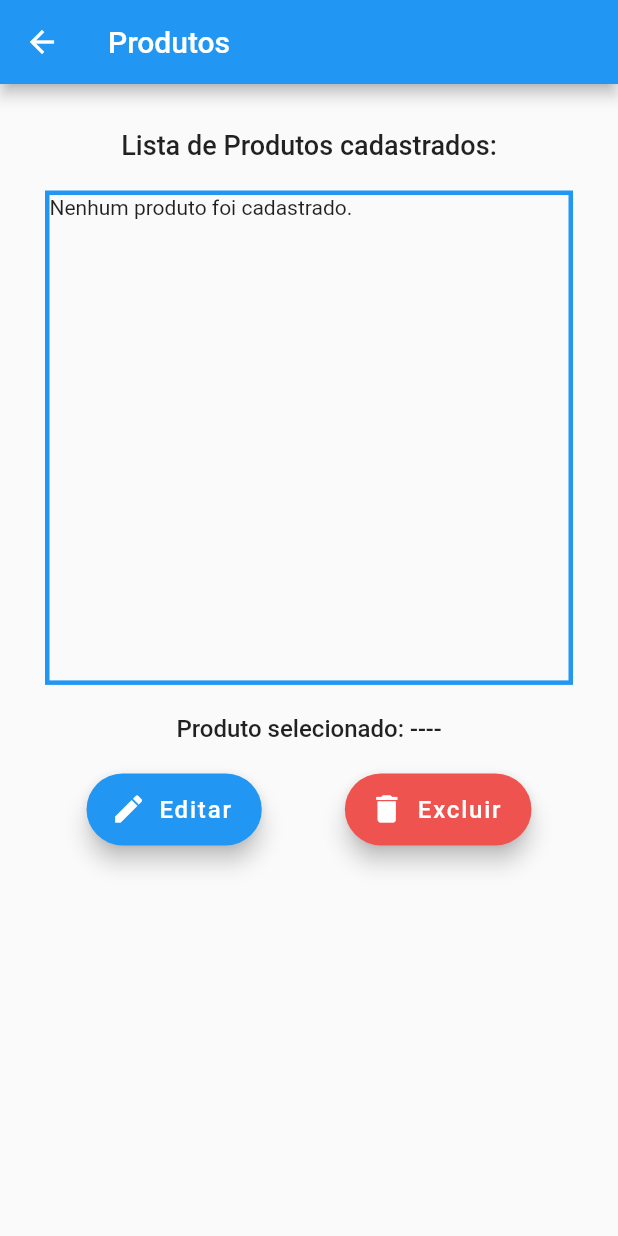
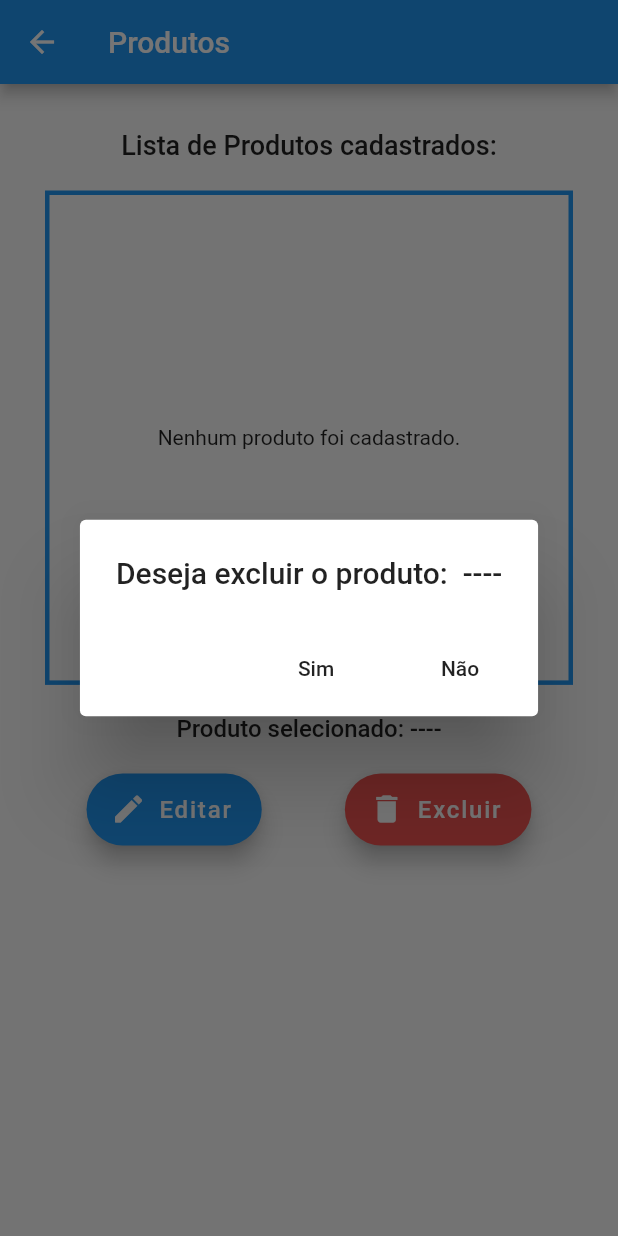
Before and after one commit to WelaineDantas/teste_flutter_api, a Flutter app: the ProdutosCadastrados screen opened by its route, after a tap on "Excluir", on a phone screen of 412 x 824 dp. Run offline on Flutter 3.47's test engine with Material 2 defaults, Android fonts, the phone set to English and light mode, and no system bars; our stand-ins replace cloud_firestore, firebase_core, flutter_spinkit; accounts and stored records are empty.

Commit message:
adicionando AlertDialog ao botao excluir

```diff
--- a/lib/pages/produtos_cadastrados.dart
+++ b/lib/pages/produtos_cadastrados.dart
@@ -78,7 +78,7 @@ class _ProdutosCadastradosState extends State<ProdutosCadastrados> {
                     switch (snapshot.connectionState) {
                       case ConnectionState.none:
                       case ConnectionState.waiting:
-                        return Text("Carregando...");
+                        return Center(child: CircularProgressIndicator());
                         break;
                       case ConnectionState.active:
                       case ConnectionState.done:
@@ -87,7 +87,9 @@ class _ProdutosCadastradosState extends State<ProdutosCadastrados> {
                         } else {
                           QuerySnapshot querySnapshot = snapshot.data;
                           if (querySnapshot.docs.length == 0) {
-                            return Text("Nenhum produto foi cadastrado.");
+                            return Center(
+                              child: Text("Nenhum produto foi cadastrado."),
+                            );
                           } else {
                             return ListView.separated(
                               itemCount: querySnapshot.docs.length,
@@ -217,11 +219,30 @@ class _ProdutosCadastradosState extends State<ProdutosCadastrados> {
                     },
                   ),
                   FloatingActionButtonCustomizado(
-                    icon: Icon(Icons.delete),
-                    text: "Excluir",
-                    color: Colors.red[400],
-                    onPressed: deletarProduto,
-                  ),
+                      icon: Icon(Icons.delete),
+                      text: "Excluir",
+                      color: Colors.red[400],
+                      onPressed: () {
+                        showDialog(
+                            context: context,
+                            builder: (context) => AlertDialog(
+                                  title: Text(
+                                      "Deseja excluir o produto:  $produtoSelecionado"),
+                                  actions: [
+                                    FlatButton(
+                                      child: Text("Sim"),
+                                      onPressed: () {
+                                        deletarProduto();
+                                        Navigator.pop(context);
+                                      },
+                                    ),
+                                    FlatButton(
+                                      child: Text("Não"),
+                                      onPressed: () => Navigator.pop(context),
+                                    )
+                                  ],
+                                ));
+                      }),
                 ],
               )
             ],
```
